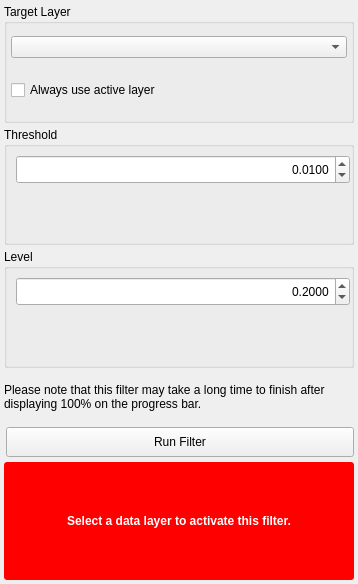
Old version of the form src/Interface/ToolInterface/WatershedFilterInterface.ui in the repository SCIInstitute/Seg3D.
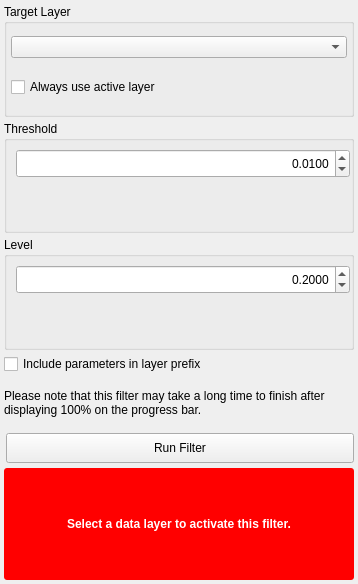
New version of the form. Custom widgets are drawn as their Qt base class.

What changed in the file:
```diff
--- a/src/Interface/ToolInterface/WatershedFilterInterface.ui
+++ b/src/Interface/ToolInterface/WatershedFilterInterface.ui
@@ -121,7 +121,7 @@
       <bool>true</bool>
      </property>
      <property name="sizePolicy">
-      <sizepolicy hsizetype="Preferred" vsizetype="Preferred">
+      <sizepolicy hsizetype="MinimumExpanding" vsizetype="Preferred">
        <horstretch>0</horstretch>
        <verstretch>0</verstretch>
       </sizepolicy>
@@ -158,7 +158,7 @@
        </rect>
       </property>
       <property name="sizePolicy">
-       <sizepolicy hsizetype="Ignored" vsizetype="Fixed">
+       <sizepolicy hsizetype="Expanding" vsizetype="Fixed">
         <horstretch>0</horstretch>
         <verstretch>0</verstretch>
        </sizepolicy>
@@ -186,6 +186,12 @@
    </item>
    <item>
     <widget class="QGroupBox" name="groupBox_2">
+     <property name="sizePolicy">
+      <sizepolicy hsizetype="MinimumExpanding" vsizetype="Preferred">
+       <horstretch>0</horstretch>
+       <verstretch>0</verstretch>
+      </sizepolicy>
+     </property>
      <property name="minimumSize">
       <size>
        <width>0</width>
@@ -215,7 +221,7 @@
        </rect>
       </property>
       <property name="sizePolicy">
-       <sizepolicy hsizetype="Ignored" vsizetype="Fixed">
+       <sizepolicy hsizetype="Expanding" vsizetype="Fixed">
         <horstretch>0</horstretch>
         <verstretch>0</verstretch>
        </sizepolicy>
@@ -241,6 +247,13 @@
      </widget>
     </widget>
    </item>
+   <item>
+    <widget class="QCheckBox" name="watershedVerboseLayerPrefix">
+     <property name="text">
+      <string>Include parameters in layer prefix</string>
+     </property>
+    </widget>
+   </item>
    <item>
     <widget class="QLabel" name="label_2">
      <property name="sizePolicy">
```
Left out of the diff: 33 changed lines with no effect on the pictures.
